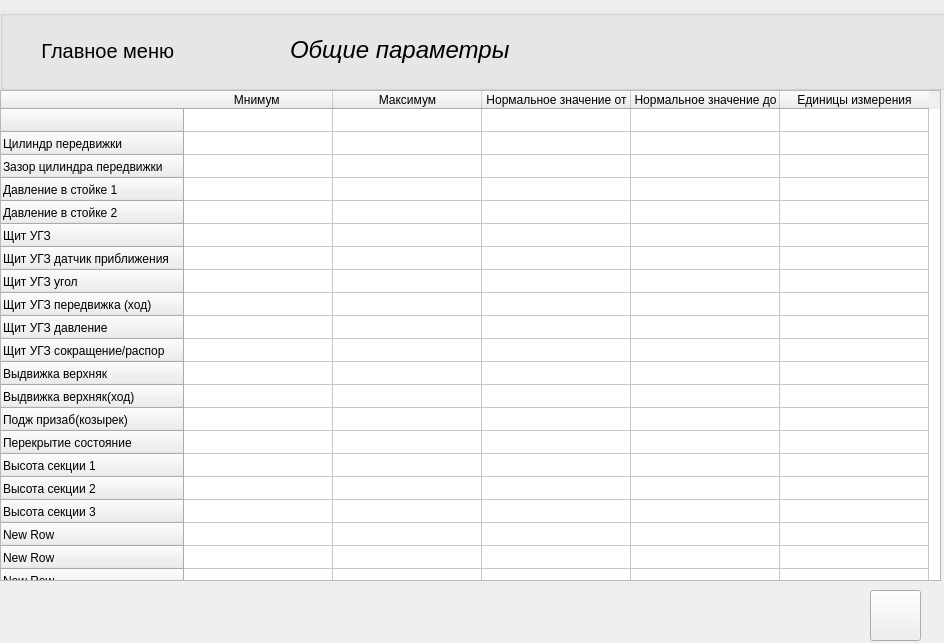
ilyababich21/NIva1, file resources/view/ifc/toolbar/global parameter.ui: the form before one commit.
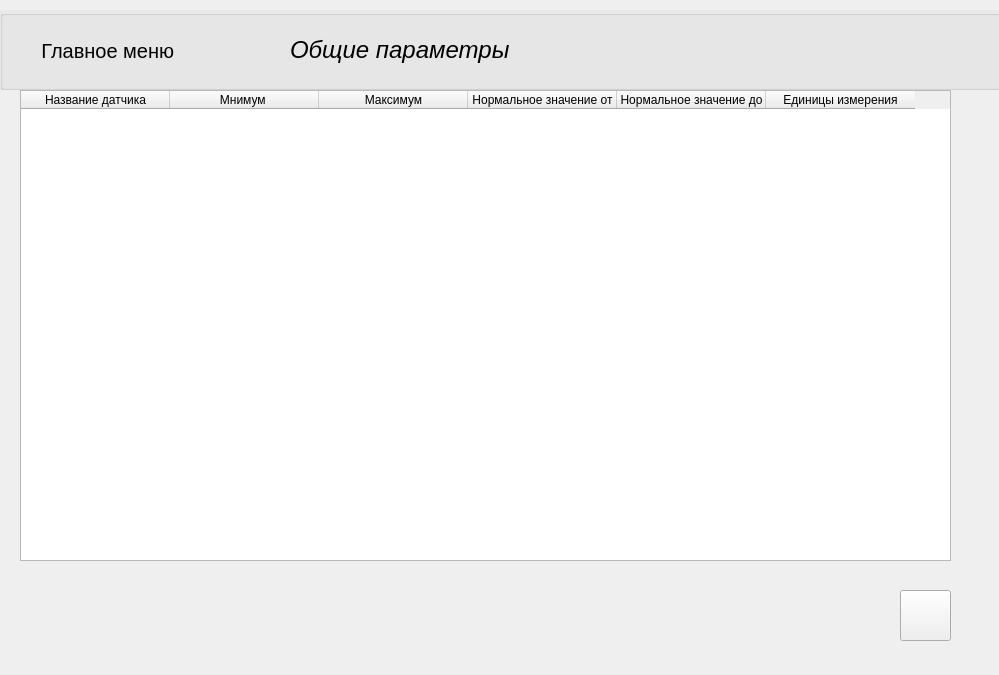
The form after the commit. Icons and pictures are not drawn.

```diff
--- a/resources/view/ifc/toolbar/global parameter.ui
+++ b/resources/view/ifc/toolbar/global parameter.ui
@@ -6,8 +6,8 @@
    <rect>
     <x>0</x>
     <y>0</y>
-    <width>944</width>
-    <height>643</height>
+    <width>999</width>
+    <height>675</height>
    </rect>
   </property>
   <property name="windowTitle">
@@ -21,10 +21,10 @@
    <widget class="QTableWidget" name="all_param_tableWidget">
     <property name="geometry">
      <rect>
-      <x>0</x>
+      <x>20</x>
       <y>90</y>
-      <width>941</width>
-      <height>491</height>
+      <width>931</width>
+      <height>471</height>
      </rect>
     </property>
     <property name="verticalScrollBarPolicy">
@@ -48,121 +48,11 @@
     <attribute name="verticalHeaderMinimumSectionSize">
      <number>21</number>
     </attribute>
-    <row>
+    <column>
      <property name="text">
-      <string/>
+      <string>Название датчика</string>
      </property>
-    </row>
-    <row>
-     <property name="text">
-      <string>Цилиндр передвижки</string>
-     </property>
-    </row>
-    <row>
-     <property name="text">
-      <string>Зазор цилиндра передвижки</string>
-     </property>
-    </row>
-    <row>
-     <property name="text">
-      <string>Давление в стойке 1</string>
-     </property>
-    </row>
-    <row>
-     <property name="text">
-      <string>Давление в стойке 2</string>
-     </property>
-    </row>
-    <row>
-     <property name="text">
-      <string>Щит УГЗ</string>
-     </property>
-    </row>
-    <row>
-     <property name="text">
-      <string>Щит УГЗ датчик приближения</string>
-     </property>
-    </row>
-    <row>
-     <property name="text">
-      <string>Щит УГЗ угол</string>
-     </property>
-    </row>
-    <row>
-     <property name="text">
-      <string>Щит УГЗ передвижка (ход)</string>
-     </property>
-    </row>
-    <row>
-     <property name="text">
-      <string>Щит УГЗ давление</string>
-     </property>
-    </row>
-    <row>
-     <property name="text">
-      <string>Щит УГЗ сокращение/распор</string>
-     </property>
-    </row>
-    <row>
-     <property name="text">
-      <string>Выдвижка верхняк</string>
-     </property>
-    </row>
-    <row>
-     <property name="text">
-      <string>Выдвижка верхняк(ход)</string>
-     </property>
-    </row>
-    <row>
-     <property name="text">
-      <string>Подж призаб(козырек)</string>
-     </property>
-    </row>
-    <row>
-     <property name="text">
-      <string>Перекрытие состояние</string>
-     </property>
-    </row>
-    <row>
-     <property name="text">
-      <string>Высота секции 1</string>
-     </property>
-    </row>
-    <row>
-     <property name="text">
-      <string>Высота секции 2</string>
-     </property>
-    </row>
-    <row>
-     <property name="text">
-      <string>Высота секции 3</string>
-     </property>
-    </row>
-    <row>
-     <property name="text">
-      <string>New Row</string>
-     </property>
-    </row>
-    <row>
-     <property name="text">
-      <string>New Row</string>
-     </property>
-    </row>
-    <row>
-     <property name="text">
-      <string>New Row</string>
-     </property>
-    </row>
-    <row>
-     <property name="text">
-      <string>New Row</string>
-     </property>
-    </row>
-    <row>
-     <property name="text">
-      <string>New Row</string>
-     </property>
-    </row>
+    </column>
     <column>
      <property name="text">
       <string>Мнимум </string>
@@ -192,7 +82,7 @@
    <widget class="QPushButton" name="save_pushButton">
     <property name="geometry">
      <rect>
-      <x>870</x>
+      <x>900</x>
       <y>590</y>
       <width>51</width>
       <height>51</height>
```
